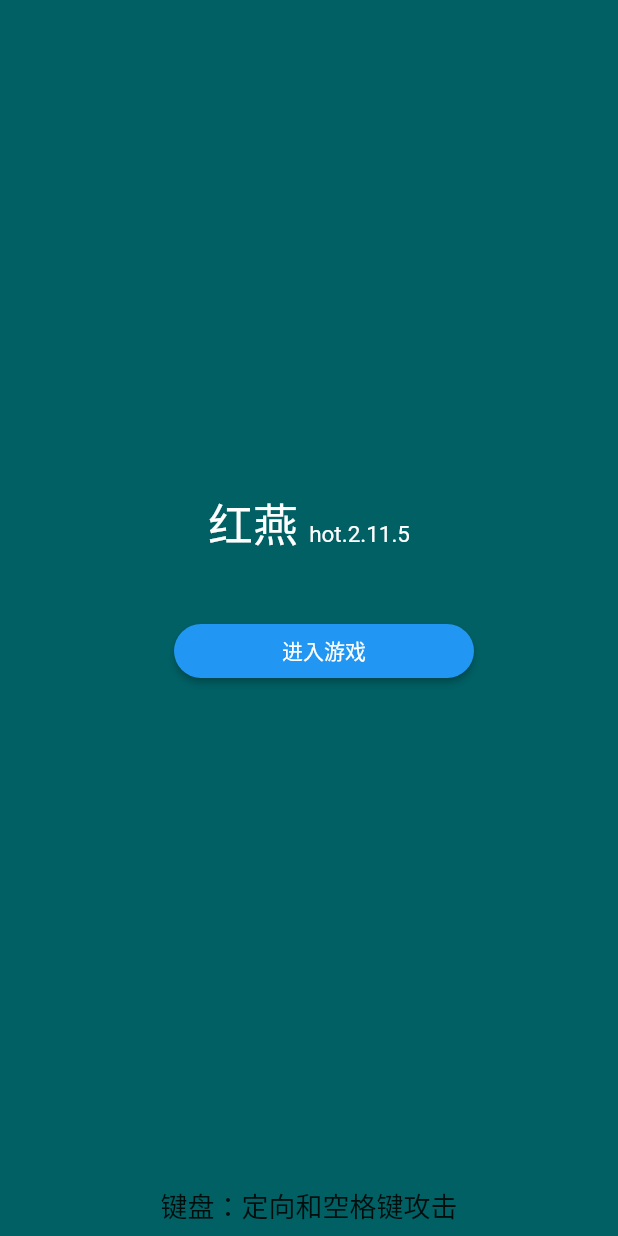
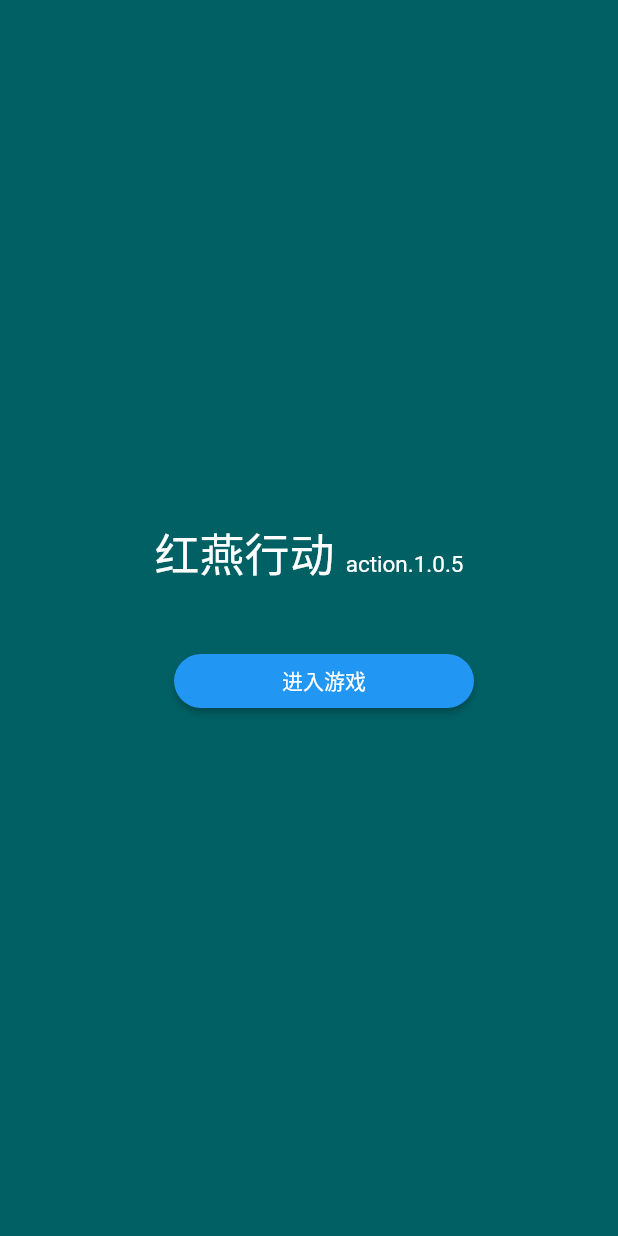
Before and after one commit to xu-chao/game, a Flutter app: the screen it shows after launch, on a phone screen of 412 x 824 dp. Run offline on Flutter 3.47's test engine with Material 2 defaults, Android fonts, the phone set to English and light mode, and no system bars; missing offline and left inert: a_star_algorithm, flame, tiledjsonreader.

Commit message:
init:初始化项目

```diff
--- a/game/game/lib/main.dart
+++ b/game/game/lib/main.dart
@@ -40,11 +40,11 @@ class Menu extends StatelessWidget {
             Center(
               child: RichText(
                 text: const TextSpan(
-                  text: '红燕',
+                  text: '红燕行动',
                   style: TextStyle(fontSize: 30, color: Colors.white),
                   children: [
                     TextSpan(
-                      text: '  hot.2.11.5',
+                      text: '  action.1.0.5',
                       style: TextStyle(fontSize: 15, color: Colors.white),
                     )
                   ],
@@ -71,15 +71,15 @@ class Menu extends StatelessWidget {
           ],
         ),
       ),
-      bottomNavigationBar: const SizedBox(
-        height: 40,
-        child: Center(
-          child: Text(
-            '键盘：定向和空格键攻击',
-            style: TextStyle(fontSize: 18),
-          ),
-        ),
-      ),
+      // bottomNavigationBar: const SizedBox(
+      //   height: 40,
+      //   child: Center(
+      //     child: Text(
+      //       '键盘：定向和空格键攻击',
+      //       style: TextStyle(fontSize: 18),
+      //     ),
+      //   ),
+      // ),
     );
   }
 
```
Also changed, not shown: 7 other files.
